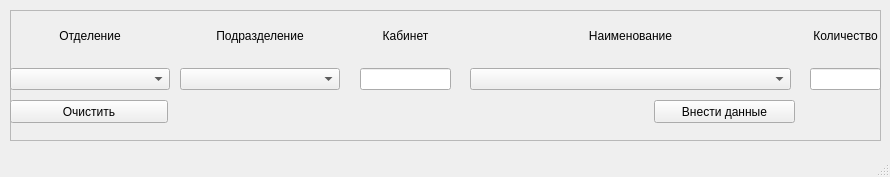
Before: the Qt Designer form Interfaces/inv.ui in Olegioner/inv, drawn with Qt 5.
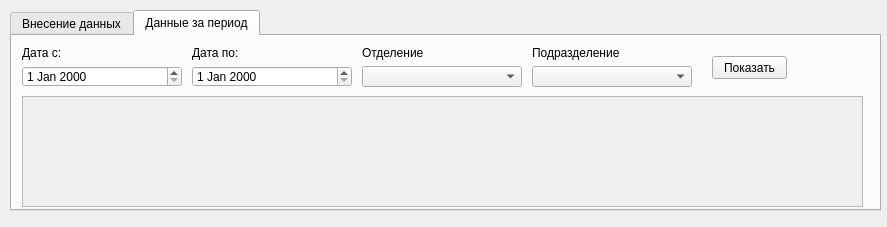
After: the same form once the commit is applied. The open tabs and pages were chosen to show the change.

Patch:
```diff
--- a/Interfaces/inv.ui
+++ b/Interfaces/inv.ui
@@ -6,34 +6,38 @@
    <rect>
     <x>0</x>
     <y>0</y>
-    <width>890</width>
-    <height>177</height>
+    <width>887</width>
+    <height>227</height>
    </rect>
   </property>
   <property name="windowTitle">
    <string>MainWindow</string>
   </property>
   <widget class="QWidget" name="centralwidget">
-   <widget class="QFrame" name="frame">
+   <widget class="QTabWidget" name="tabWidget">
+    <property name="enabled">
+     <bool>true</bool>
+    </property>
     <property name="geometry">
      <rect>
       <x>10</x>
       <y>10</y>
       <width>871</width>
-      <height>131</height>
+      <height>201</height>
      </rect>
     </property>
-    <property name="frameShape">
-     <enum>QFrame::StyledPanel</enum>
+    <property name="currentIndex">
+     <number>0</number>
     </property>
-    <property name="frameShadow">
-     <enum>QFrame::Raised</enum>
-    </property>
+    <widget class="QWidget" name="tab">
+     <attribute name="title">
+      <string>Внесение данных</string>
+     </attribute>
     <widget class="QWidget" name="verticalLayoutWidget">
      <property name="geometry">
       <rect>
-       <x>0</x>
-       <y>0</y>
+        <x>10</x>
+        <y>10</y>
        <width>160</width>
        <height>80</height>
       </rect>
@@ -57,8 +61,8 @@
     <widget class="QWidget" name="verticalLayoutWidget_2">
      <property name="geometry">
       <rect>
-       <x>170</x>
-       <y>0</y>
+        <x>180</x>
+        <y>10</y>
        <width>160</width>
        <height>80</height>
       </rect>
@@ -79,24 +83,11 @@
       </item>
      </layout>
     </widget>
-    <widget class="QPushButton" name="pushButton_clear">
-     <property name="geometry">
-      <rect>
-       <x>0</x>
-       <y>90</y>
-       <width>158</width>
-       <height>23</height>
-      </rect>
-     </property>
-     <property name="text">
-      <string>Очистить</string>
-     </property>
-    </widget>
     <widget class="QWidget" name="verticalLayoutWidget_3">
      <property name="geometry">
       <rect>
        <x>350</x>
-       <y>0</y>
+        <y>10</y>
        <width>91</width>
        <height>80</height>
       </rect>
@@ -120,8 +111,8 @@
     <widget class="QWidget" name="verticalLayoutWidget_4">
      <property name="geometry">
       <rect>
-       <x>460</x>
-       <y>0</y>
+        <x>450</x>
+        <y>10</y>
        <width>321</width>
        <height>80</height>
       </rect>
@@ -145,8 +136,8 @@
     <widget class="QWidget" name="verticalLayoutWidget_5">
      <property name="geometry">
       <rect>
-       <x>800</x>
-       <y>0</y>
+        <x>780</x>
+        <y>10</y>
        <width>71</width>
        <height>80</height>
       </rect>
@@ -167,11 +158,24 @@
       </item>
      </layout>
     </widget>
+     <widget class="QPushButton" name="pushButton_clear">
+      <property name="geometry">
+       <rect>
+        <x>10</x>
+        <y>100</y>
+        <width>158</width>
+        <height>23</height>
+       </rect>
+      </property>
+      <property name="text">
+       <string>Очистить</string>
+      </property>
+     </widget>
     <widget class="QPushButton" name="pushButton_into_values">
      <property name="geometry">
       <rect>
-       <x>644</x>
-       <y>90</y>
+        <x>710</x>
+        <y>100</y>
        <width>141</width>
        <height>23</height>
       </rect>
@@ -181,18 +185,137 @@
      </property>
     </widget>
    </widget>
-  </widget>
-  <widget class="QMenuBar" name="menubar">
+    <widget class="QWidget" name="tab_2">
+     <attribute name="title">
+      <string>Данные за период</string>
+     </attribute>
+     <widget class="QWidget" name="verticalLayoutWidget_6">
+      <property name="geometry">
+       <rect>
+        <x>10</x>
+        <y>10</y>
+        <width>160</width>
+        <height>41</height>
+       </rect>
+      </property>
+      <layout class="QVBoxLayout" name="verticalLayout_6">
+       <item>
+        <widget class="QLabel" name="label_start">
+         <property name="text">
+          <string>Дата с:</string>
+         </property>
+        </widget>
+       </item>
+       <item>
+        <widget class="QDateEdit" name="dateEdit"/>
+       </item>
+      </layout>
+     </widget>
+     <widget class="QWidget" name="verticalLayoutWidget_7">
+      <property name="geometry">
+       <rect>
+        <x>180</x>
+        <y>10</y>
+        <width>160</width>
+        <height>41</height>
+       </rect>
+      </property>
+      <layout class="QVBoxLayout" name="verticalLayout_7">
+       <item>
+        <widget class="QLabel" name="label_finish">
+         <property name="text">
+          <string>Дата по:</string>
+         </property>
+        </widget>
+       </item>
+       <item>
+        <widget class="QDateEdit" name="dateEdit_2"/>
+       </item>
+      </layout>
+     </widget>
+     <widget class="QWidget" name="verticalLayoutWidget_8">
+      <property name="geometry">
+       <rect>
+        <x>350</x>
+        <y>10</y>
+        <width>160</width>
+        <height>41</height>
+       </rect>
+      </property>
+      <layout class="QVBoxLayout" name="verticalLayout_8">
+       <item>
+        <widget class="QLabel" name="label_view_units">
+         <property name="text">
+          <string>Отделение</string>
+         </property>
+        </widget>
+       </item>
+       <item>
+        <widget class="QComboBox" name="comboBox"/>
+       </item>
+      </layout>
+     </widget>
+     <widget class="QWidget" name="verticalLayoutWidget_9">
+      <property name="geometry">
+       <rect>
+        <x>520</x>
+        <y>10</y>
+        <width>160</width>
+        <height>41</height>
+       </rect>
+      </property>
+      <layout class="QVBoxLayout" name="verticalLayout_9">
+       <item>
+        <widget class="QLabel" name="label_view_subunits">
+         <property name="text">
+          <string>Подразделение</string>
+         </property>
+        </widget>
+       </item>
+       <item>
+        <widget class="QComboBox" name="comboBox_2"/>
+       </item>
+      </layout>
+     </widget>
+     <widget class="QScrollArea" name="scrollArea_view_info">
+      <property name="geometry">
+       <rect>
+        <x>10</x>
+        <y>60</y>
+        <width>841</width>
+        <height>111</height>
+       </rect>
+      </property>
+      <property name="widgetResizable">
+       <bool>true</bool>
+      </property>
+      <widget class="QWidget" name="scrollAreaWidgetContents">
    <property name="geometry">
     <rect>
      <x>0</x>
      <y>0</y>
-     <width>890</width>
-     <height>21</height>
+         <width>839</width>
+         <height>109</height>
     </rect>
    </property>
   </widget>
-  <widget class="QStatusBar" name="statusbar"/>
+     </widget>
+     <widget class="QPushButton" name="pushButton_view_info">
+      <property name="geometry">
+       <rect>
+        <x>700</x>
+        <y>20</y>
+        <width>75</width>
+        <height>23</height>
+       </rect>
+      </property>
+      <property name="text">
+       <string>Показать</string>
+      </property>
+     </widget>
+    </widget>
+   </widget>
+  </widget>
  </widget>
  <resources/>
  <connections/>
```
Lines whose indentation alone changed are shown as unchanged.
